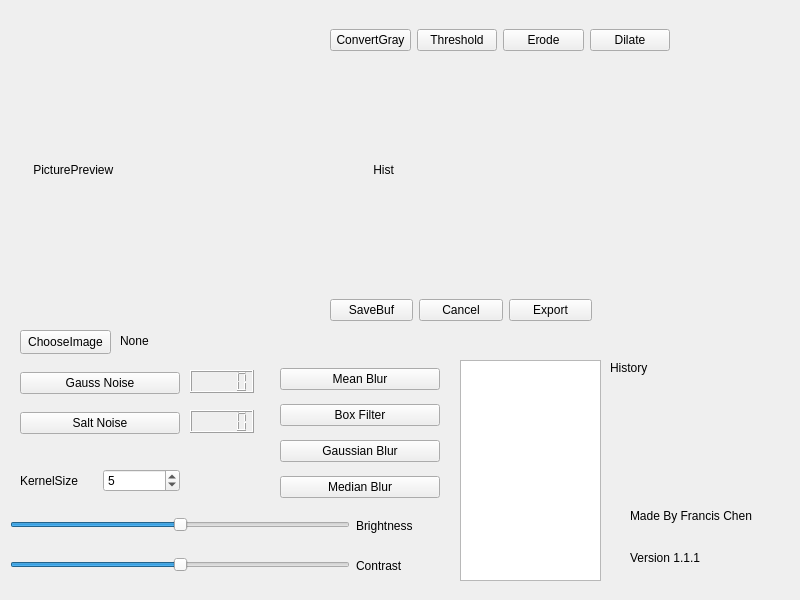
This is mainwindow.ui in PsyChen-UEM/ImageToolkits as Qt 5 draws it before an edit. The edited form follows.
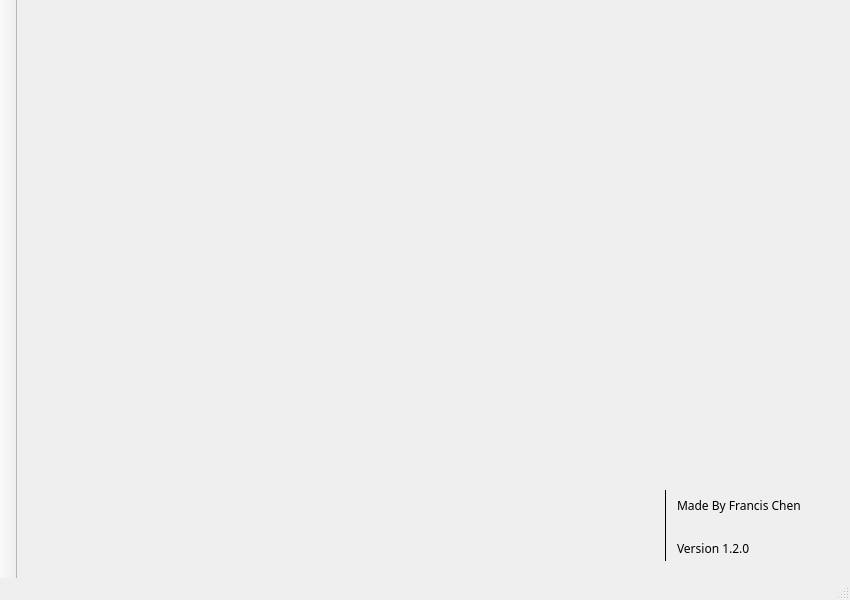
This is the edited form. Icons and pictures are not drawn.

Commit message: version 1.2.0 25_2_27 by Francis Chen

The edit to the form file:
```diff
--- a/mainwindow.ui
+++ b/mainwindow.ui
@@ -6,7 +6,7 @@
    <rect>
     <x>0</x>
     <y>0</y>
-    <width>800</width>
+    <width>850</width>
     <height>600</height>
    </rect>
   </property>
@@ -17,376 +17,20 @@
    <iconset theme="QIcon::ThemeIcon::FolderOpen"/>
   </property>
   <widget class="QWidget" name="centralwidget">
-   <widget class="QLabel" name="PictureArea">
-    <property name="geometry">
-     <rect>
-      <x>20</x>
-      <y>20</y>
-      <width>300</width>
-      <height>300</height>
-     </rect>
-    </property>
-    <property name="autoFillBackground">
-     <bool>false</bool>
-    </property>
-    <property name="text">
-     <string>    PicturePreview</string>
-    </property>
-   </widget>
-   <widget class="QPushButton" name="pushButton">
-    <property name="geometry">
-     <rect>
-      <x>20</x>
-      <y>330</y>
-      <width>91</width>
-      <height>24</height>
-     </rect>
-    </property>
-    <property name="text">
-     <string>ChooseImage</string>
-    </property>
-   </widget>
-   <widget class="QLabel" name="ImagePass">
-    <property name="geometry">
-     <rect>
-      <x>120</x>
-      <y>330</y>
-      <width>611</width>
-      <height>21</height>
-     </rect>
-    </property>
-    <property name="text">
-     <string>None</string>
-    </property>
-   </widget>
-   <widget class="QWidget" name="verticalLayoutWidget">
-    <property name="geometry">
-     <rect>
-      <x>20</x>
-      <y>360</y>
-      <width>160</width>
-      <height>86</height>
-     </rect>
-    </property>
-    <layout class="QVBoxLayout" name="Noise">
-     <item>
-      <widget class="QPushButton" name="GaussNoise">
-       <property name="text">
-        <string>Gauss Noise</string>
-       </property>
-      </widget>
-     </item>
-     <item>
-      <widget class="QPushButton" name="SaltNoise">
-       <property name="text">
-        <string>Salt Noise</string>
-       </property>
-      </widget>
-     </item>
-    </layout>
-   </widget>
-   <widget class="QLCDNumber" name="GaussionNoiseLCDNumber">
-    <property name="geometry">
-     <rect>
-      <x>190</x>
-      <y>370</y>
-      <width>64</width>
-      <height>23</height>
-     </rect>
-    </property>
-   </widget>
-   <widget class="QLCDNumber" name="SaltNoiseLCDNumber">
-    <property name="geometry">
-     <rect>
-      <x>190</x>
-      <y>410</y>
-      <width>64</width>
-      <height>23</height>
-     </rect>
-    </property>
-   </widget>
-   <widget class="QWidget" name="horizontalLayoutWidget">
-    <property name="geometry">
-     <rect>
-      <x>330</x>
-      <y>290</y>
-      <width>262</width>
-      <height>41</height>
-     </rect>
-    </property>
-    <layout class="QHBoxLayout" name="SaveExport">
-     <item>
-      <widget class="QPushButton" name="SaveBuf">
-       <property name="text">
-        <string>SaveBuf</string>
-       </property>
-      </widget>
-     </item>
-     <item>
-      <widget class="QPushButton" name="Cancel">
-       <property name="text">
-        <string>Cancel</string>
-       </property>
-      </widget>
-     </item>
-     <item>
-      <widget class="QPushButton" name="Export">
-       <property name="text">
-        <string>Export</string>
-       </property>
-      </widget>
-     </item>
-    </layout>
-   </widget>
-   <widget class="QLabel" name="Hist">
-    <property name="geometry">
-     <rect>
-      <x>330</x>
-      <y>70</y>
-      <width>256</width>
-      <height>200</height>
-     </rect>
-    </property>
-    <property name="text">
-     <string>             Hist</string>
-    </property>
-   </widget>
-   <widget class="QWidget" name="verticalLayoutWidget_2">
-    <property name="geometry">
-     <rect>
-      <x>280</x>
-      <y>360</y>
-      <width>160</width>
-      <height>146</height>
-     </rect>
-    </property>
-    <layout class="QVBoxLayout" name="Blur">
-     <item>
-      <widget class="QPushButton" name="MeanBlur">
-       <property name="text">
-        <string>Mean Blur</string>
-       </property>
-      </widget>
-     </item>
-     <item>
-      <widget class="QPushButton" name="BoxFilter">
-       <property name="text">
-        <string>Box Filter</string>
-       </property>
-      </widget>
-     </item>
-     <item>
-      <widget class="QPushButton" name="GaussianBlur">
-       <property name="text">
-        <string>Gaussian Blur</string>
-       </property>
-      </widget>
-     </item>
-     <item>
-      <widget class="QPushButton" name="MedianBlur">
-       <property name="text">
-        <string>Median Blur</string>
-       </property>
-      </widget>
-     </item>
-    </layout>
-   </widget>
-   <widget class="QWidget" name="horizontalLayoutWidget_2">
-    <property name="geometry">
-     <rect>
-      <x>10</x>
-      <y>510</y>
-      <width>431</width>
-      <height>31</height>
-     </rect>
-    </property>
-    <layout class="QHBoxLayout" name="BrightnesLayout">
-     <item>
-      <widget class="QSlider" name="Brightnes">
-       <property name="minimumSize">
-        <size>
-         <width>340</width>
-         <height>16</height>
-        </size>
-       </property>
-       <property name="maximumSize">
-        <size>
-         <width>340</width>
-         <height>16</height>
-        </size>
-       </property>
-       <property name="maximum">
-        <number>100</number>
-       </property>
-       <property name="value">
-        <number>50</number>
-       </property>
-       <property name="sliderPosition">
-        <number>50</number>
-       </property>
-       <property name="orientation">
-        <enum>Qt::Orientation::Horizontal</enum>
-       </property>
-       <property name="tickInterval">
-        <number>0</number>
-       </property>
-      </widget>
-     </item>
-     <item>
-      <widget class="QLabel" name="BrightnessText">
-       <property name="minimumSize">
-        <size>
-         <width>80</width>
-         <height>0</height>
-        </size>
-       </property>
-       <property name="text">
-        <string>Brightness</string>
-       </property>
-      </widget>
-     </item>
-    </layout>
-   </widget>
-   <widget class="QWidget" name="horizontalLayoutWidget_3">
-    <property name="geometry">
-     <rect>
-      <x>10</x>
-      <y>550</y>
-      <width>431</width>
-      <height>31</height>
-     </rect>
-    </property>
-    <layout class="QHBoxLayout" name="ContrastLayout">
-     <item>
-      <widget class="QSlider" name="Contrast">
-       <property name="minimumSize">
-        <size>
-         <width>340</width>
-         <height>16</height>
-        </size>
-       </property>
-       <property name="maximumSize">
-        <size>
-         <width>340</width>
-         <height>16</height>
-        </size>
-       </property>
-       <property name="maximum">
-        <number>100</number>
-       </property>
-       <property name="value">
-        <number>50</number>
-       </property>
-       <property name="sliderPosition">
-        <number>50</number>
-       </property>
-       <property name="orientation">
-        <enum>Qt::Orientation::Horizontal</enum>
-       </property>
-       <property name="tickInterval">
-        <number>0</number>
-       </property>
-      </widget>
-     </item>
-     <item>
-      <widget class="QLabel" name="ContrastText">
-       <property name="minimumSize">
-        <size>
-         <width>80</width>
-         <height>0</height>
-        </size>
-       </property>
-       <property name="text">
-        <string>Contrast</string>
-       </property>
-      </widget>
-     </item>
-    </layout>
-   </widget>
-   <widget class="QWidget" name="horizontalLayoutWidget_4">
-    <property name="geometry">
-     <rect>
-      <x>330</x>
-      <y>20</y>
-      <width>340</width>
-      <height>41</height>
-     </rect>
-    </property>
-    <layout class="QHBoxLayout" name="GrayNeed">
-     <item>
-      <widget class="QPushButton" name="ConvertGary">
-       <property name="text">
-        <string>ConvertGray</string>
-       </property>
-      </widget>
-     </item>
-     <item>
-      <widget class="QPushButton" name="Threshold">
-       <property name="text">
-        <string>Threshold</string>
-       </property>
-      </widget>
-     </item>
-     <item>
-      <widget class="QPushButton" name="Erode">
-       <property name="text">
-        <string>Erode</string>
-       </property>
-      </widget>
-     </item>
-     <item>
-      <widget class="QPushButton" name="Dilate">
-       <property name="text">
-        <string>Dilate</string>
-       </property>
-      </widget>
-     </item>
-    </layout>
-   </widget>
-   <widget class="QWidget" name="horizontalLayoutWidget_5">
-    <property name="geometry">
-     <rect>
-      <x>20</x>
-      <y>460</y>
-      <width>160</width>
-      <height>41</height>
-     </rect>
-    </property>
-    <layout class="QHBoxLayout" name="KernelSizeLayout">
-     <item>
-      <widget class="QLabel" name="KernelSizeText">
-       <property name="text">
-        <string>KernelSize</string>
-       </property>
-      </widget>
-     </item>
-     <item>
-      <widget class="QSpinBox" name="KernelSize">
-       <property name="minimum">
-        <number>1</number>
-       </property>
-       <property name="maximum">
-        <number>9</number>
-       </property>
-       <property name="singleStep">
-        <number>2</number>
-       </property>
-       <property name="value">
-        <number>5</number>
-       </property>
-      </widget>
-     </item>
-    </layout>
-   </widget>
    <widget class="QLabel" name="MadeBy">
     <property name="geometry">
      <rect>
-      <x>630</x>
-      <y>490</y>
+      <x>660</x>
+      <y>480</y>
       <width>161</width>
       <height>51</height>
      </rect>
     </property>
+    <property name="font">
+     <font>
+      <family>Iosevka</family>
+     </font>
+    </property>
     <property name="text">
      <string>Made By Francis Chen</string>
     </property>
@@ -394,43 +38,91 @@
    <widget class="QLabel" name="Version">
     <property name="geometry">
      <rect>
-      <x>630</x>
-      <y>550</y>
+      <x>660</x>
+      <y>540</y>
       <width>111</width>
       <height>16</height>
      </rect>
     </property>
+    <property name="font">
+     <font>
+      <family>Iosevka</family>
+     </font>
+    </property>
     <property name="text">
-     <string>Version 1.1.1</string>
+     <string>Version 1.2.0</string>
     </property>
    </widget>
-   <widget class="QListView" name="UserlistView">
+   <widget class="Line" name="line">
     <property name="geometry">
      <rect>
-      <x>460</x>
-      <y>360</y>
-      <width>141</width>
-      <height>221</height>
+      <x>640</x>
+      <y>490</y>
+      <width>16</width>
+      <height>71</height>
      </rect>
     </property>
-    <property name="movement">
-     <enum>QListView::Movement::Static</enum>
+    <property name="frameShadow">
+     <enum>QFrame::Shadow::Plain</enum>
     </property>
-   </widget>
-   <widget class="QLabel" name="HistoryText">
-    <property name="geometry">
-     <rect>
-      <x>610</x>
-      <y>360</y>
-      <width>54</width>
-      <height>16</height>
-     </rect>
+    <property name="lineWidth">
+     <number>1</number>
     </property>
-    <property name="text">
-     <string>History</string>
+    <property name="midLineWidth">
+     <number>0</number>
     </property>
+    <property name="orientation">
+     <enum>Qt::Orientation::Vertical</enum>
+    </property>
    </widget>
   </widget>
+  <widget class="QStatusBar" name="statusbar"/>
+  <widget class="QToolBar" name="toolBar">
+   <property name="windowTitle">
+    <string>toolBar</string>
+   </property>
+   <property name="movable">
+    <bool>false</bool>
+   </property>
+   <attribute name="toolBarArea">
+    <enum>LeftToolBarArea</enum>
+   </attribute>
+   <attribute name="toolBarBreak">
+    <bool>false</bool>
+   </attribute>
+  </widget>
+  <action name="actionHome">
+   <property name="icon">
+    <iconset theme="QIcon::ThemeIcon::GoHome"/>
+   </property>
+   <property name="text">
+    <string>Home</string>
+   </property>
+   <property name="toolTip">
+    <string>Back To Home Page</string>
+   </property>
+   <property name="shortcut">
+    <string>Home</string>
+   </property>
+   <property name="menuRole">
+    <enum>QAction::MenuRole::NoRole</enum>
+   </property>
+  </action>
+  <action name="actionQrCode">
+   <property name="icon">
+    <iconset resource="recource.qrc">
+     <normaloff>:/qrcode.png</normaloff>:/qrcode.png</iconset>
+   </property>
+   <property name="text">
+    <string>QrCode</string>
+   </property>
+   <property name="toolTip">
+    <string>QrCodeGenerator</string>
+   </property>
+   <property name="menuRole">
+    <enum>QAction::MenuRole::NoRole</enum>
+   </property>
+  </action>
  </widget>
  <resources/>
  <connections/>
```
Left out of the diff: 6 changed lines with no effect on the pictures. The commit also changes 179 other files.
